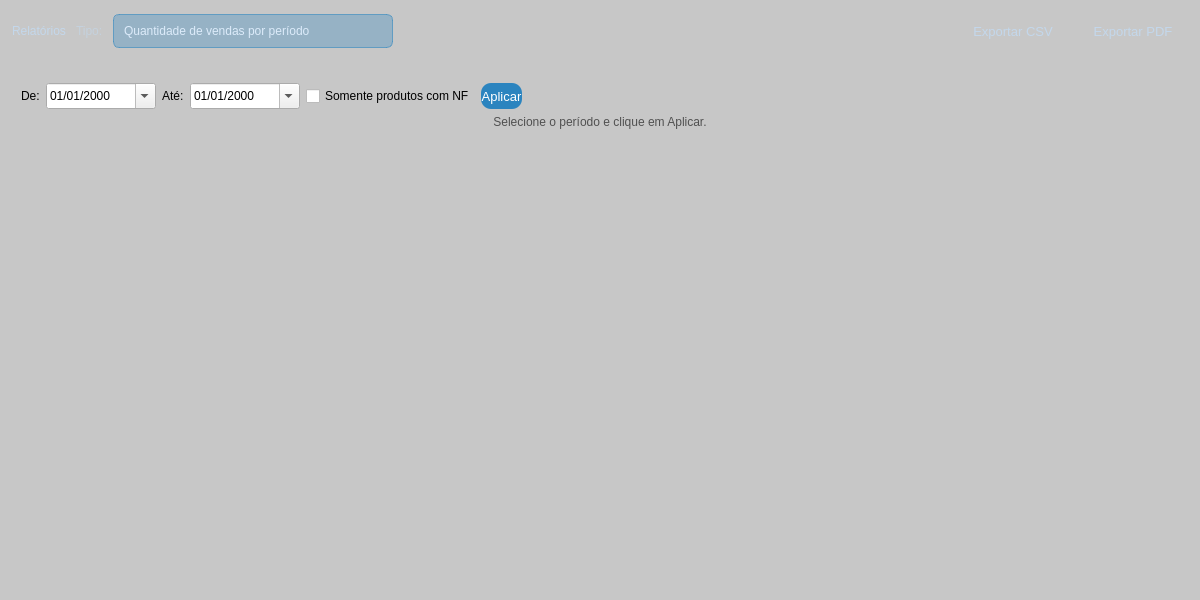
Old version of the form src/relatorios.ui in the repository GabR36/QEstoqueLoja.
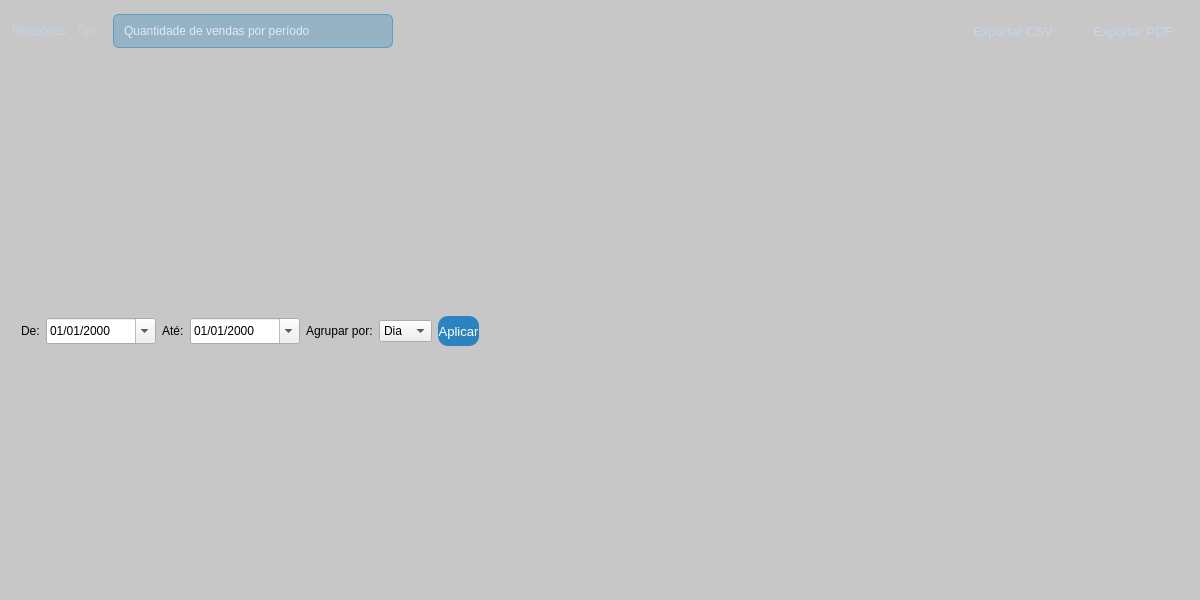
New version of the form. The open tabs and pages were chosen to show the change.

Commit message: relatorio lucro gerale estimado

```diff
--- a/src/relatorios.ui
+++ b/src/relatorios.ui
@@ -658,6 +658,63 @@
          </item>
         </layout>
        </widget>
+       <widget class="QWidget" name="page_lucrogeral">
+        <layout class="QVBoxLayout" name="verticalLayout_lucrogeral">
+         <item>
+          <layout class="QHBoxLayout" name="filterBar_LucroGeral">
+           <property name="spacing"><number>6</number></property>
+           <item>
+            <widget class="QLabel" name="lbl_deLucroGeral">
+             <property name="text"><string>De:</string></property>
+            </widget>
+           </item>
+           <item>
+            <widget class="QDateEdit" name="DE_InicioLucroGeral">
+             <property name="displayFormat"><string>dd/MM/yyyy</string></property>
+             <property name="calendarPopup"><bool>true</bool></property>
+             <property name="minimumSize"><size><width>110</width><height>26</height></size></property>
+            </widget>
+           </item>
+           <item>
+            <widget class="QLabel" name="lbl_ateLucroGeral">
+             <property name="text"><string>Até:</string></property>
+            </widget>
+           </item>
+           <item>
+            <widget class="QDateEdit" name="DE_FimLucroGeral">
+             <property name="displayFormat"><string>dd/MM/yyyy</string></property>
+             <property name="calendarPopup"><bool>true</bool></property>
+             <property name="minimumSize"><size><width>110</width><height>26</height></size></property>
+            </widget>
+           </item>
+           <item>
+            <widget class="QLabel" name="lbl_agrupLucroGeral">
+             <property name="text"><string>Agrupar por:</string></property>
+            </widget>
+           </item>
+           <item>
+            <widget class="QComboBox" name="CBox_AgrupLucroGeral">
+             <item><property name="text"><string>Dia</string></property></item>
+             <item><property name="text"><string>Mês</string></property></item>
+             <item><property name="text"><string>Ano</string></property></item>
+            </widget>
+           </item>
+           <item>
+            <widget class="QPushButton" name="Btn_AplicarLucroGeral">
+             <property name="text"><string>Aplicar</string></property>
+             <property name="maximumSize"><size><width>80</width><height>30</height></size></property>
+            </widget>
+           </item>
+           <item>
+            <spacer>
+             <property name="orientation"><enum>Qt::Orientation::Horizontal</enum></property>
+             <property name="sizeHint" stdset="0"><size><width>40</width><height>20</height></size></property>
+            </spacer>
+           </item>
+          </layout>
+         </item>
+        </layout>
+       </widget>
       </widget>
      </item>
     </layout>
```
Left out of the diff: 5 changed lines with no effect on the pictures. The commit also changes 6 other files.
